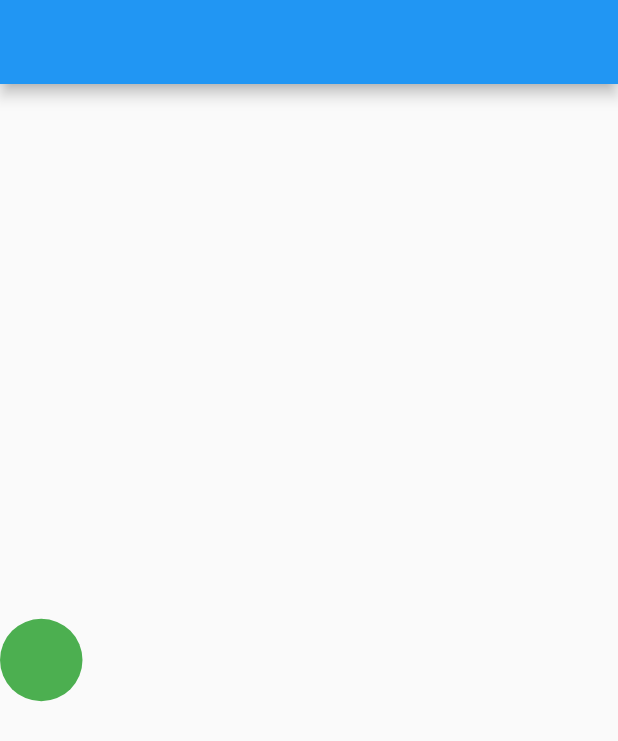
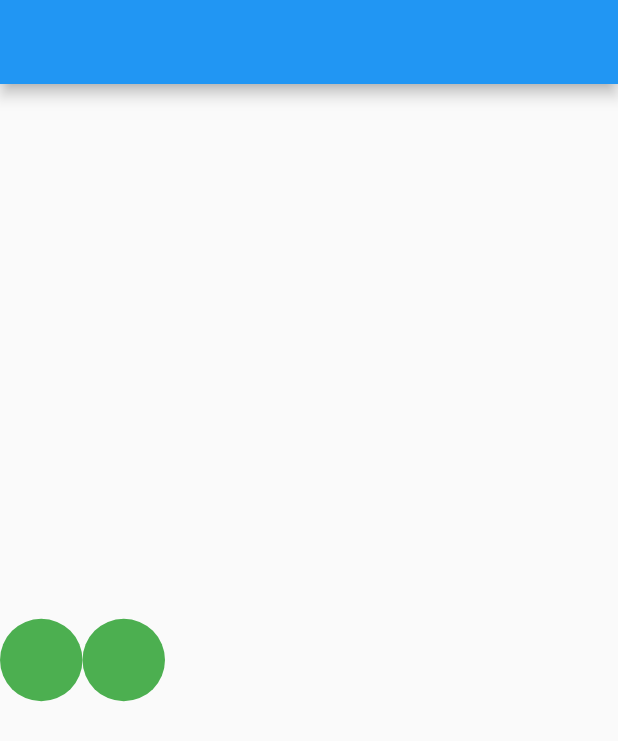
Before and after one commit to abuniaz/Animation_add, a Flutter app: the screen it shows after launch, on a phone screen of 412 x 824 dp. Shown: the top 741 px of the screen. Run offline on Flutter 3.47's test engine with Material 2 defaults, Android fonts, the phone set to English and light mode, and no system bars.

Commit message:
Update home.dart

```diff
--- a/lib/home.dart
+++ b/lib/home.dart
@@ -39,6 +39,26 @@ class _HomepageState extends State<Homepage> {
                 },
               ),
             ),
+            AnimatedContainer(
+              duration: const Duration(seconds: 1),
+              height: _height,
+              width: _width,
+              decoration: BoxDecoration(
+                color: _color,
+                borderRadius: BorderRadius.circular(30),
+              ),
+              curve: Curves.fastOutSlowIn,
+              child: GestureDetector(
+                onTap: () {
+                  setState(() {
+                    selected = !selected;
+                    _color = Colors.teal;
+                    _width = 200;
+                    _height = 200;
+                  });
+                },
+              ),
+            ),
           ],
         ),
       ),
```
